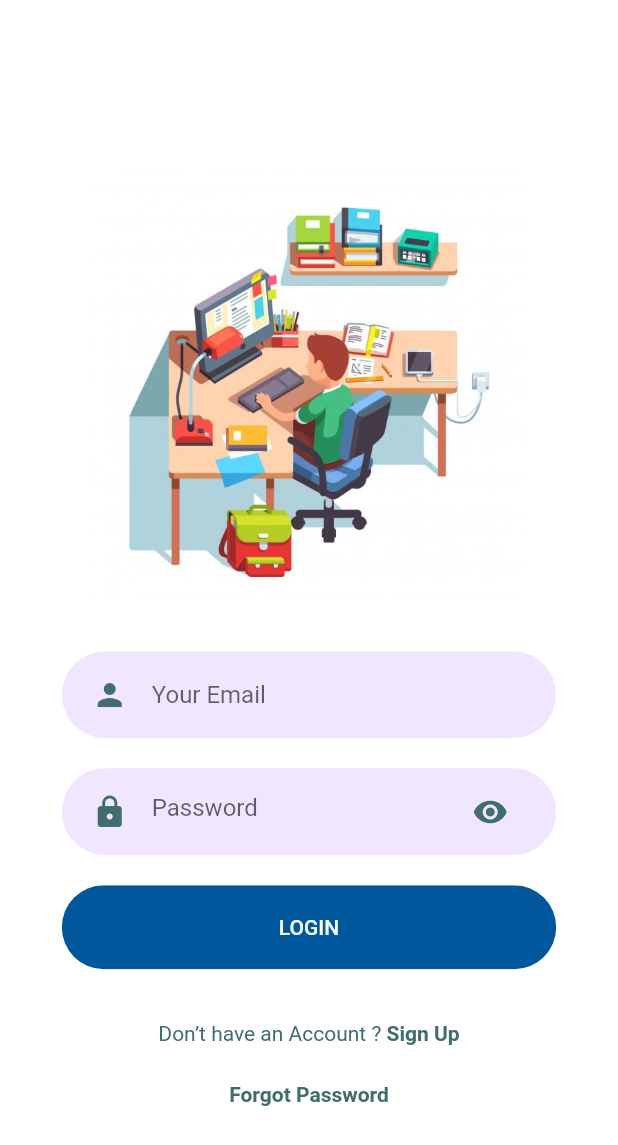
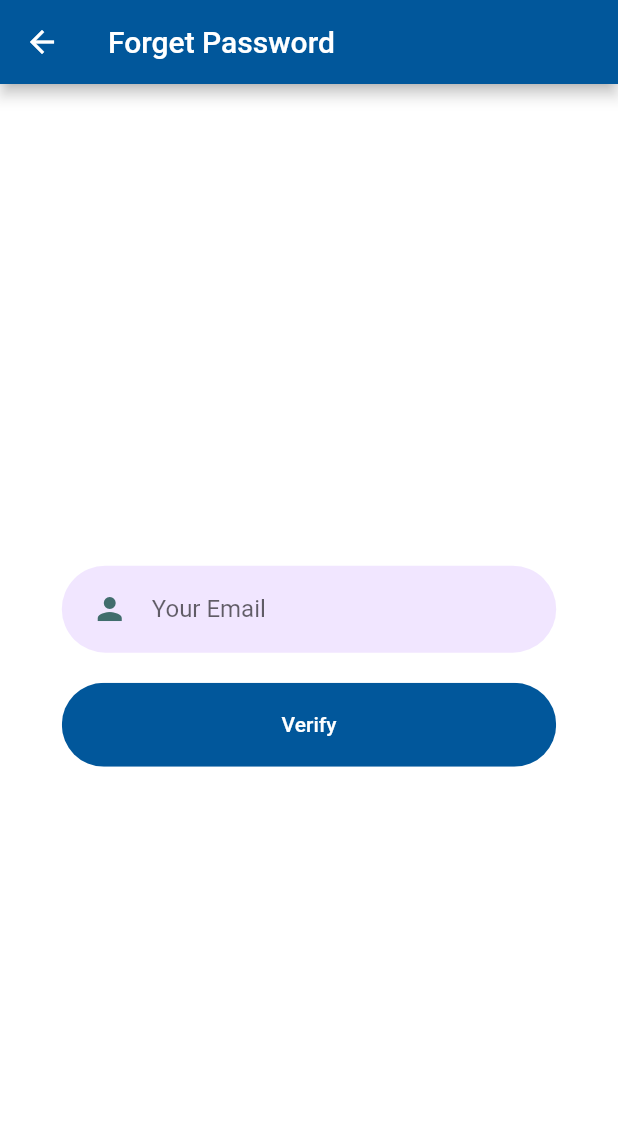
Before and after one commit to AswinVishnu/StudyApp_Flutter, a Flutter app: the LoginScreen screen opened directly, after a tap on "Forgot Password", on a phone screen of 412 x 824 dp. Shown: the top 1145 px of the screen. Run offline on Flutter 3.47's test engine with Material 2 defaults, Android fonts, the phone set to English and light mode, and no system bars; our stand-ins replace assets_audio_player, audioplayers, flutter_svg, font_awesome_flutter, google_fonts and 2 more; missing offline and left inert: advance_pdf_viewer, dart:ffi; accounts and stored records are empty.

Commit message:
Added forgot password

```diff
--- a/lib/Screens/Login/components/body.dart
+++ b/lib/Screens/Login/components/body.dart
@@ -9,6 +9,7 @@ import 'package:flutter_svg/svg.dart';
 import 'package:http/http.dart' as http;
 import 'dart:convert';
 import 'package:flutter_auth/Screens/Home/home.dart';
+import 'package:flutter_auth/Screens/Login/forgot_password.dart';
 
 class Body extends StatefulWidget {
   const Body({
@@ -75,7 +76,25 @@ class _LoginPageState extends State<Body> {
         setState(() {
           _isLoading = false;
         });
-        print(response.body);
+        Widget okButton = FlatButton(
+          child: Text("OK"),
+          onPressed: () {
+            Navigator.of(context).pop(false);
+          },
+        );
+        AlertDialog alert =  AlertDialog(
+          title: Text("Login failed"),
+          content: Text("Username and Password does not match"),
+          actions: [
+            okButton,
+          ],
+        );
+        showDialog(
+          context: context,
+          builder: (BuildContext context) {
+            return alert;
+          },
+        );
       }
     }
 
@@ -137,6 +156,15 @@ class _LoginPageState extends State<Body> {
             GestureDetector(
               onTap: () {
 
+                Navigator.push(
+                  context,
+                  MaterialPageRoute(
+                    builder: (context) {
+                      return ForgotPasswordScreen();
+                    },
+                  ),
+                );
+
               },
               child: Text(
                 "Forgot Password",
--- /dev/null
+++ b/lib/Screens/Login/forgot_password.dart
@@ -0,0 +1,97 @@
+import 'package:flutter/material.dart';
+import 'package:flutter_auth/components/nav_drawer.dart';
+import 'package:flutter_auth/Screens/Home/home.dart';
+import 'package:http/http.dart' as http;
+import 'dart:convert';
+import 'package:flutter_auth/components/bottom_navigation.dart';
+import 'package:flutter_auth/components/rounded_input_field.dart';
+import 'package:flutter_auth/components/rounded_button.dart';
+import 'package:flutter_auth/Screens/Login/components/background.dart';
+import 'package:flutter_auth/Screens/Login/login_screen.dart';
+
+class ForgotPasswordScreen extends StatefulWidget {
+
+  ForgotPasswordScreen({Key key}) : super(key: key);
+  @override
+  _ForgotPasswordScreenState createState() => _ForgotPasswordScreenState();
+}
+
+class _ForgotPasswordScreenState extends State<ForgotPasswordScreen> {
+  List userList;
+  String emailId;
+  String fullName;
+  String currentpassword;
+  String newpassword;
+  String confirmpassword;
+  String mobile;
+  _ForgotPasswordScreenState();
+
+  @override
+  Widget build(BuildContext context) {
+    Size size = MediaQuery.of(context).size;
+    return Scaffold(
+      appBar: new AppBar(
+        backgroundColor: Colors.lightBlue[900],
+        title: new Text('Forget Password'),
+      ),
+
+      body: Background(
+        child: SingleChildScrollView(
+          child: Column(
+            mainAxisAlignment: MainAxisAlignment.center,
+            children: <Widget>[
+
+
+              SizedBox(height: size.height * 0.01),
+              RoundedInputField(
+                hintText: "Your Email",
+                onChanged: (value) {
+                  emailId = value;
+                },
+              ),
+
+              RoundedButton(
+                color: Colors.lightBlue[900],
+                text: "Verify",
+                press: () {
+
+                  Widget okButton = FlatButton(
+                    child: Text("OK"),
+                    onPressed: () {
+                      Navigator.push(
+                        context,
+                        MaterialPageRoute(
+                          builder: (context) {
+                            return LoginScreen();
+                          },
+                        ),
+                      );
+                    },
+                  );
+                  AlertDialog alert =  AlertDialog(
+                    title: Text("Verified"),
+                    content: Text("Your email id is verified. New password is sent to your email."),
+                    actions: [
+                      okButton,
+                    ],
+                  );
+                  showDialog(
+                    context: context,
+                    builder: (BuildContext context) {
+                      return alert;
+                    },
+                  );
+                },
+              ),
+
+
+
+            ],
+          ),
+        ),
+      ),
+
+    );
+  }
+
+}
--- a/lib/Screens/Profile/change_password.dart
+++ b/lib/Screens/Profile/change_password.dart
@@ -26,6 +26,7 @@ class _ChangePasswordScreenState extends State<ChangePasswordScreen> {
   Widget build(BuildContext context) {
     return Scaffold(
       appBar: new AppBar(
+        backgroundColor: Colors.lightBlue[900],
         title: new Text('Change Password'),
       ),
       drawer: NavDrawer(userList: userList),
```
